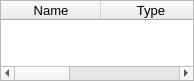
Old version of the form src/gui/keywordwidgets/expressionvariablevector.ui in the repository disorderedmaterials/dissolve.
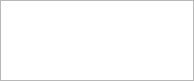
New version of the form.

Commit message: Use model in keyword widget.

Diff of the .ui file:
```diff
--- a/src/gui/keywordwidgets/expressionvariablevector.ui
+++ b/src/gui/keywordwidgets/expressionvariablevector.ui
@@ -35,7 +35,7 @@
     <number>0</number>
    </property>
    <item>
-    <widget class="QTableWidget" name="VariablesTable">
+    <widget class="QTableView" name="VariablesTable">
      <property name="sizePolicy">
       <sizepolicy hsizetype="Expanding" vsizetype="Expanding">
        <horstretch>0</horstretch>
@@ -51,39 +51,6 @@
      <property name="selectionMode">
       <enum>QAbstractItemView::SingleSelection</enum>
      </property>
-     <property name="rowCount">
-      <number>0</number>
-     </property>
-     <property name="columnCount">
-      <number>3</number>
-     </property>
-     <attribute name="horizontalHeaderVisible">
-      <bool>true</bool>
-     </attribute>
-     <attribute name="horizontalHeaderStretchLastSection">
-      <bool>true</bool>
-     </attribute>
-     <attribute name="verticalHeaderVisible">
-      <bool>false</bool>
-     </attribute>
-     <attribute name="verticalHeaderStretchLastSection">
-      <bool>false</bool>
-     </attribute>
-     <column>
-      <property name="text">
-       <string>Name</string>
-      </property>
-     </column>
-     <column>
-      <property name="text">
-       <string>Type</string>
-      </property>
-     </column>
-     <column>
-      <property name="text">
-       <string>Value</string>
-      </property>
-     </column>
     </widget>
    </item>
   </layout>
```
The commit also changes 4 other files.
